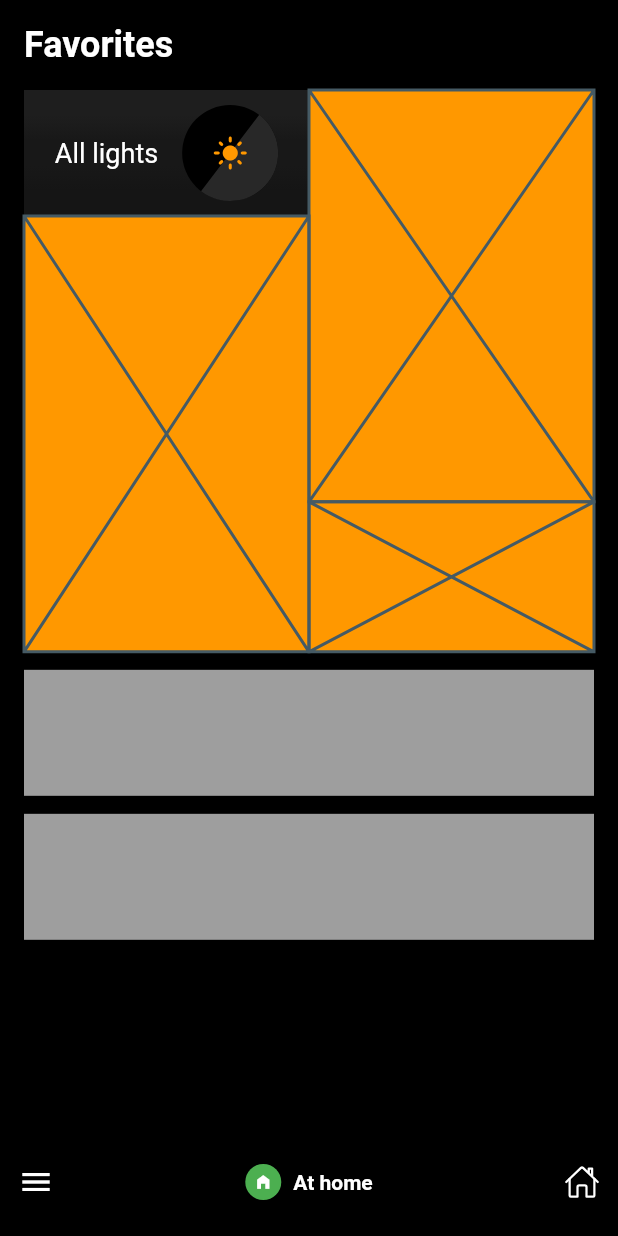
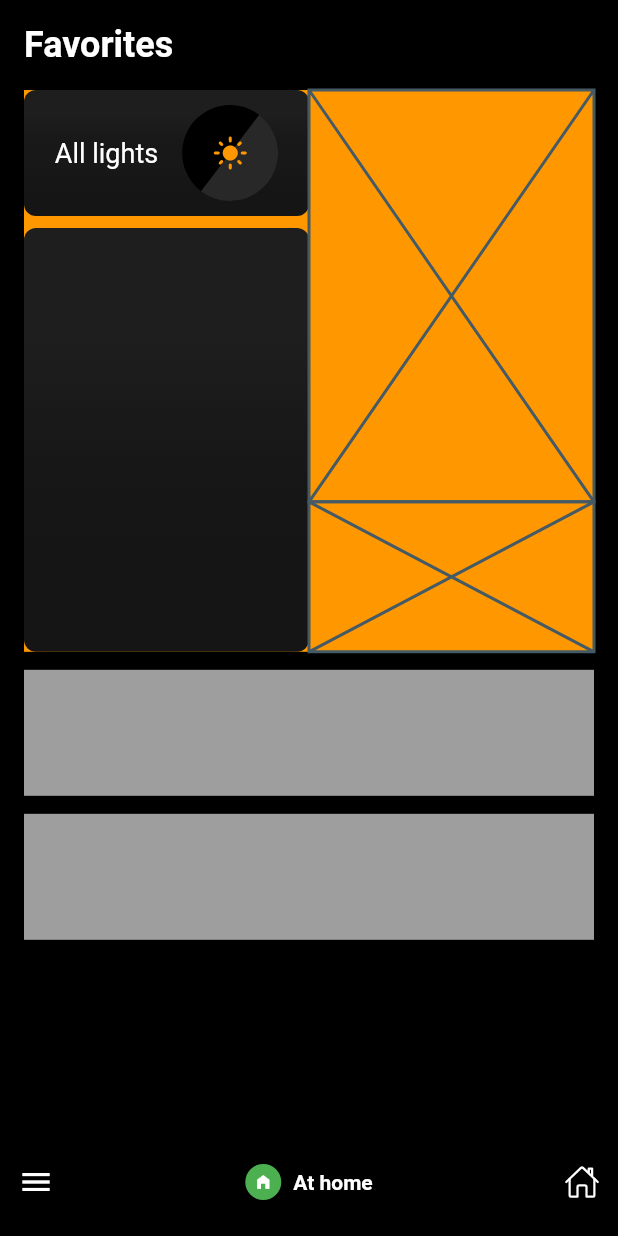
Before and after one commit to JAICHANGPARK/flutter_notebook_chapter_24, a Flutter app: the HomeAssistantMainPage screen opened directly, on a phone screen of 412 x 824 dp. Run offline on Flutter 3.47's test engine with Material 2 defaults, Android fonts, the phone set to English and light mode, and no system bars; our stand-ins replace flutter_riverpod, freezed_annotation, ionicons; missing offline and left inert: crypto_font_icons.

Commit message:
Update home_assistant_main_page.dart

```diff
--- a/lib/ep1361_home_assistant_app/view/home_assistant_main_page.dart
+++ b/lib/ep1361_home_assistant_app/view/home_assistant_main_page.dart
@@ -40,8 +40,9 @@ class _HomeAssistantMainPageState extends State<HomeAssistantMainPage> {
                         children: [
                           Container(
                             height: 84,
-                            decoration: const BoxDecoration(
-                              gradient: LinearGradient(
+                            decoration: BoxDecoration(
+                              borderRadius: BorderRadius.circular(8),
+                              gradient: const LinearGradient(
                                 colors: [
                                   Color.fromRGBO(30, 30, 30, 1),
                                   Color.fromRGBO(30, 30, 30, 1),
@@ -105,8 +106,26 @@ class _HomeAssistantMainPageState extends State<HomeAssistantMainPage> {
                               ],
                             ),
                           ),
-                          const Expanded(
-                            child: Placeholder(),
+                          SizedBox(
+                            height: 8,
+                          ),
+                          Expanded(
+                            child: Container(
+                              decoration: BoxDecoration(
+                                borderRadius: BorderRadius.circular(8),
+                                gradient: const LinearGradient(
+                                  colors: [
+                                    Color.fromRGBO(30, 30, 30, 1),
+                                    Color.fromRGBO(30, 30, 30, 1),
+                                    Color.fromRGBO(24, 24, 24, 1),
+                                    Color.fromRGBO(21, 21, 21, 1),
+                                    Color.fromRGBO(21, 21, 21, 1),
+                                  ],
+                                  begin: Alignment.topCenter,
+                                  end: Alignment.bottomCenter,
+                                ),
+                              ),
+                            ),
                           )
                         ],
                       ),
```
